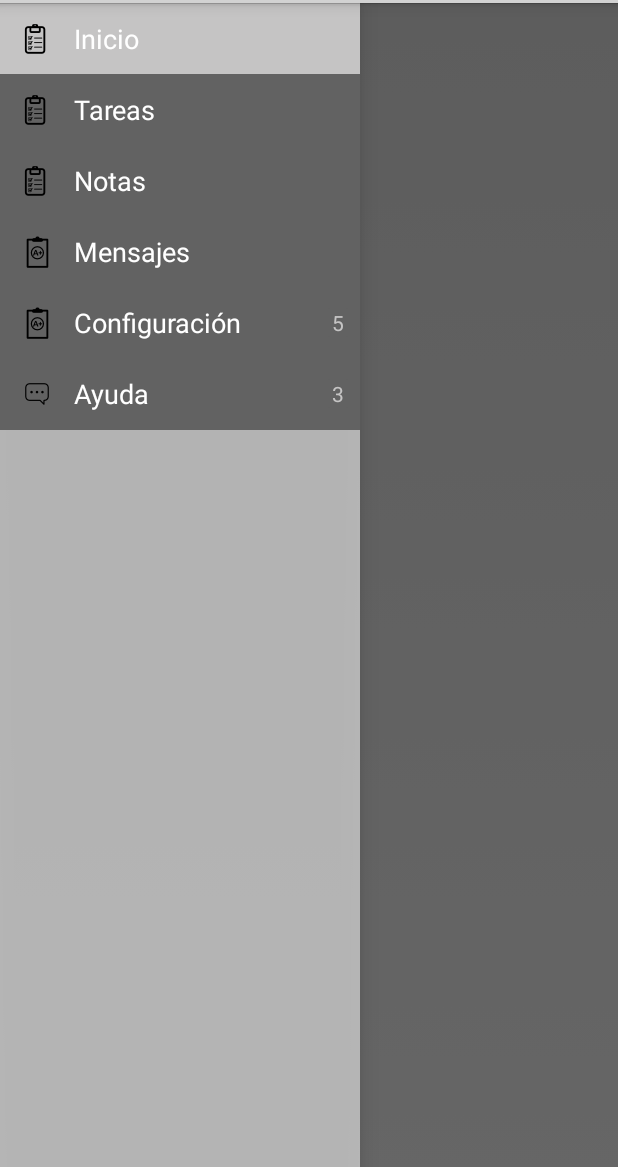
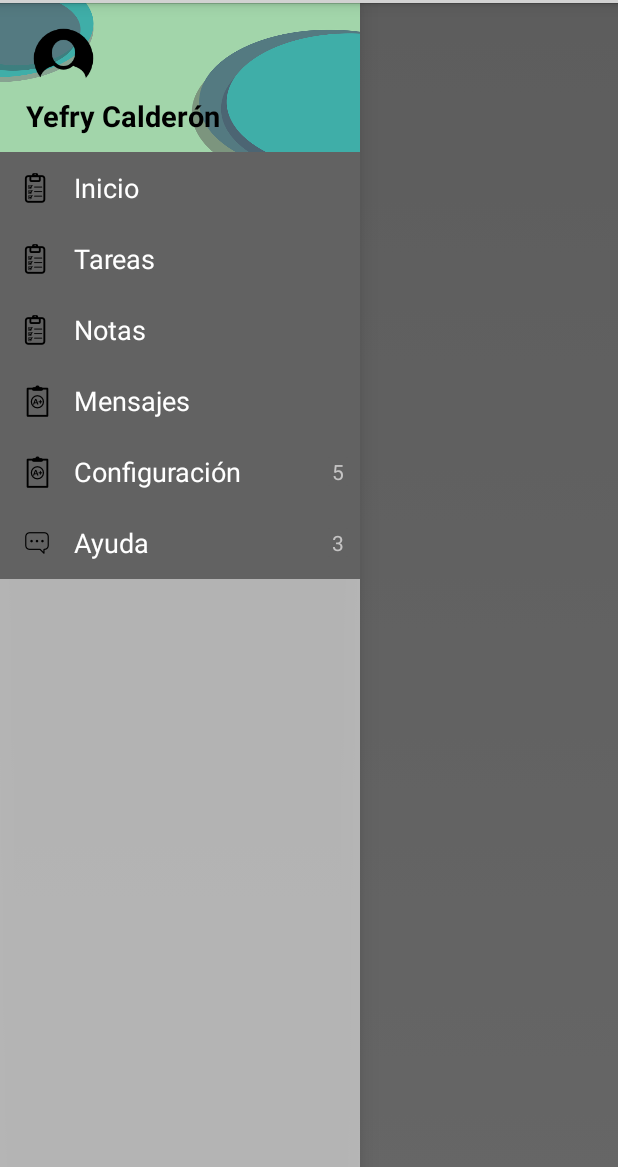
Before and after one commit to ReyesMagos/StudiappColegios, an Android app: the NavigationActivityMain screen opened directly, with no data from a screen before it, on a phone screen of 412 x 824 dp, the part 69-1236 px from its top. Run offline under Robolectric (Android 15) with nearby library versions, the phone set to English and light mode, and no system bars; 2 statements that could not run were skipped.

Commit message:
adding header to navigation

```diff
--- a/app/build.gradle
+++ b/app/build.gradle
@@ -9,7 +9,7 @@ android {
         minSdkVersion 14
         targetSdkVersion 20
         versionCode 1
-        versionName "1.0"
+        versionName "1.1"
     }
     buildTypes {
         release {
--- a/app/src/main/java/co/reyesmagos/studiappcolegios/fragments/NavigationDrawerFragment.java
+++ b/app/src/main/java/co/reyesmagos/studiappcolegios/fragments/NavigationDrawerFragment.java
@@ -117,6 +117,8 @@ public class NavigationDrawerFragment extends Fragment {
         navDrawItems.add(new NavigationDrawItem(mNavTitles[4],navMenuIcons.getResourceId(1,-1), true, "5"));
         navDrawItems.add(new NavigationDrawItem(mNavTitles[5],navMenuIcons.getResourceId(2,-1), true, "3"));
 
+
+
         NavigationDrawListAdapter adapter = new NavigationDrawListAdapter(inflater.getContext(), navDrawItems);
 
        /* mDrawerListView.setAdapter(new ArrayAdapter<String>(
@@ -131,6 +133,7 @@ public class NavigationDrawerFragment extends Fragment {
                         getString(R.string.title_section5),
                 }));*/
         mDrawerListView.setAdapter(adapter);
+        mDrawerListView.addHeaderView(getActivity().getLayoutInflater().inflate(R.layout.navigation_header,null));
         mDrawerListView.setItemChecked(mCurrentSelectedPosition, true);
         return mDrawerListView;
     }
--- /dev/null
+++ b/app/src/main/res/layout/navigation_header.xml
@@ -0,0 +1,32 @@
+<?xml version="1.0" encoding="utf-8"?>
+<LinearLayout xmlns:android="http://schemas.android.com/apk/res/android"
+              android:orientation="vertical"
+              android:layout_width="match_parent"
+              android:layout_height="match_parent">
+
+    <LinearLayout
+        android:orientation="vertical"
+        android:layout_width="fill_parent"
+        android:layout_height="100dp"
+        android:background="@drawable/background_navigation_header">
+
+        <ImageView
+            android:layout_width="50dp"
+            android:layout_height="50dp"
+            android:layout_marginTop="12dp"
+            android:layout_marginLeft="17dp"
+            android:src="@drawable/user"
+            android:id="@+id/imageView3"/>
+
+        <TextView
+            android:layout_width="wrap_content"
+            android:layout_height="wrap_content"
+            android:layout_marginLeft="17dp"
+            android:textStyle="bold"
+            android:textColor="@android:color/black"
+            android:text="Yefry Calderón"
+            android:textSize="19sp"
+            android:id="@+id/textView4"/>
+
+    </LinearLayout>
+</LinearLayout>
```
Also changed, not shown: app/src/main/java/co/reyesmagos/studiappcolegios/activities/NavigationActivityMain.java (+5 -4 lines), app/src/main/java/co/reyesmagos/studiappcolegios/mocks/TareasFactory.java (+7 -4 lines), app/src/main/res/drawable-hdpi/background_navigation_header.png (added), app/src/main/res/drawable-hdpi/user.png (added), 3 other files.
